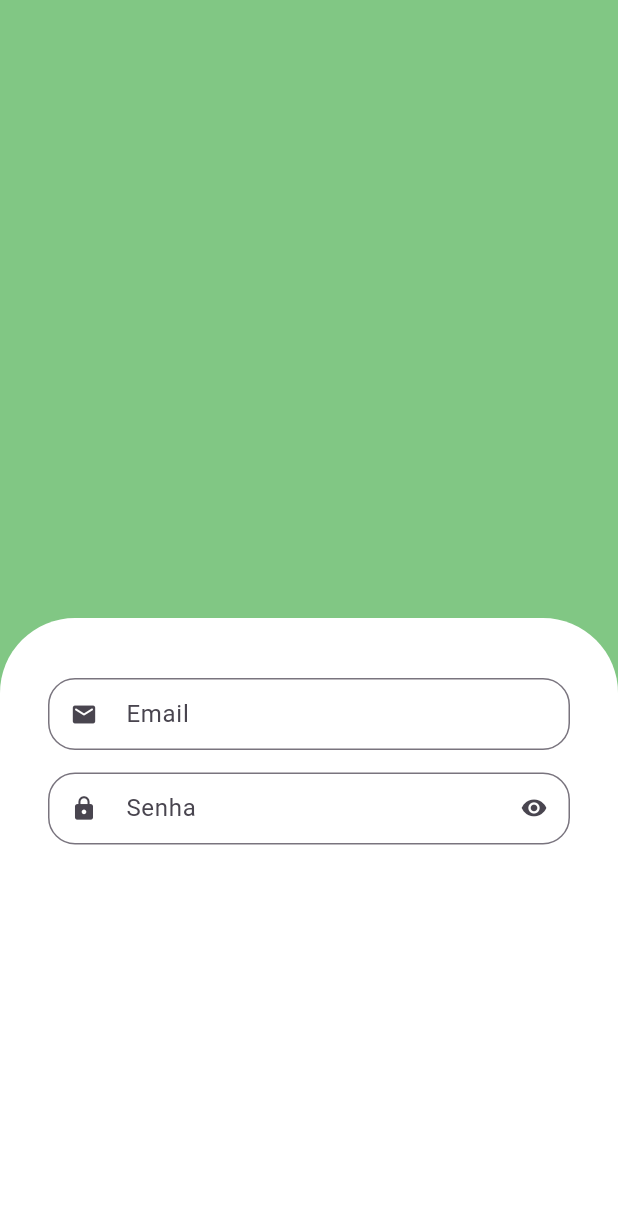
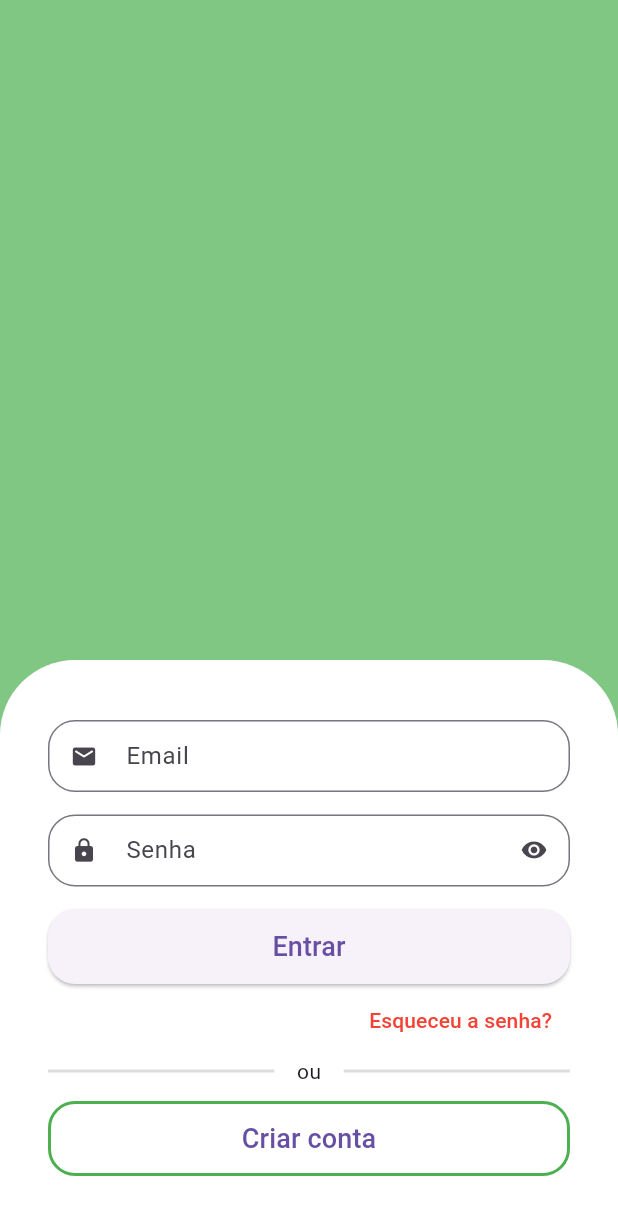
Before and after one commit to LucasConstantino92/kitanda, a Flutter app: the screen it shows after launch, on a phone screen of 412 x 824 dp. Shown: the top 1215 px of the screen. Run offline on Flutter 3.47's test engine with Material 3 defaults, Android fonts, the phone set to English and light mode, and no system bars.

Commit message:
Creating Buttons

```diff
--- a/lib/src/auth/sign_in_screen.dart
+++ b/lib/src/auth/sign_in_screen.dart
@@ -15,26 +15,84 @@ class SignInScreen extends StatelessWidget {
               color: Colors.green[300],
             ),
           ),
-          Expanded(
-            child: Container(
+          Container(
             padding: const EdgeInsets.symmetric(horizontal: 32, vertical: 40),
             decoration: const BoxDecoration(
               borderRadius: BorderRadius.vertical(top: Radius.circular(50)),
               color: Colors.white,
             ),
             child: Column(
+              crossAxisAlignment: CrossAxisAlignment.stretch,
               children: [
-                  CustomTextField(
+                const CustomTextField(
                   icon: Icons.email_rounded,
                   label: 'Email',
                 ),
-                  CustomTextField(
+                const CustomTextField(
                   icon: Icons.lock,
                   label: 'Senha',
                   isSecret: true,
-                  )
+                ),
+                SizedBox(
+                  height: 50,
+                  child: ElevatedButton(
+                    style: ElevatedButton.styleFrom(
+                        shape: RoundedRectangleBorder(
+                      borderRadius: BorderRadius.circular(18),
+                    )),
+                    onPressed: () {},
+                    child: const Text(
+                      'Entrar',
+                      style: TextStyle(fontSize: 18),
+                    ),
+                  ),
+                ),
+                Align(
+                  alignment: Alignment.centerRight,
+                  child: TextButton(
+                    onPressed: () {},
+                    child: const Text(
+                      'Esqueceu a senha?',
+                      style: TextStyle(color: Colors.red),
+                    ),
+                  ),
+                ),
+                Padding(
+                  padding: const EdgeInsets.only(bottom: 10),
+                  child: Row(
+                    children: [
+                      Expanded(
+                          child: Divider(
+                        color: Colors.grey.withAlpha(90),
+                        thickness: 2,
+                      )),
+                      const Padding(
+                        padding: EdgeInsets.symmetric(horizontal: 15),
+                        child: Text('ou'),
+                      ),
+                      Expanded(
+                        child: Divider(
+                          color: Colors.grey.withAlpha(90),
+                          thickness: 2,
+                        ),
+                      ),
                     ],
                   ),
+                ),
+                SizedBox(
+                  height: 50,
+                  child: OutlinedButton(
+                    style: OutlinedButton.styleFrom(
+                      side: const BorderSide(width: 2, color: Colors.green),
+                      shape: RoundedRectangleBorder(
+                        borderRadius: BorderRadius.circular(18),
+                      ),
+                    ),
+                    onPressed: () {},
+                    child: const Text('Criar conta', style: TextStyle(fontSize: 18),),
+                  ),
+                ),
+              ],
             ),
           )
         ],
```
Lines whose indentation alone changed are shown as unchanged.
